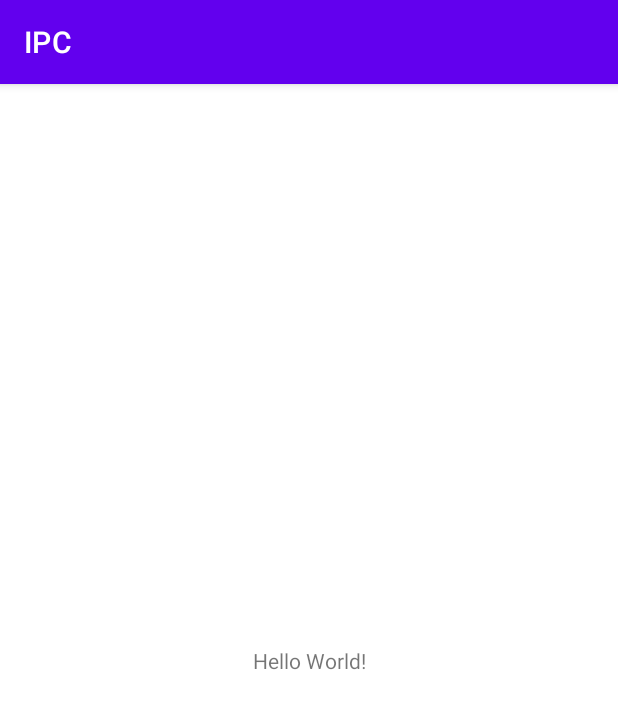
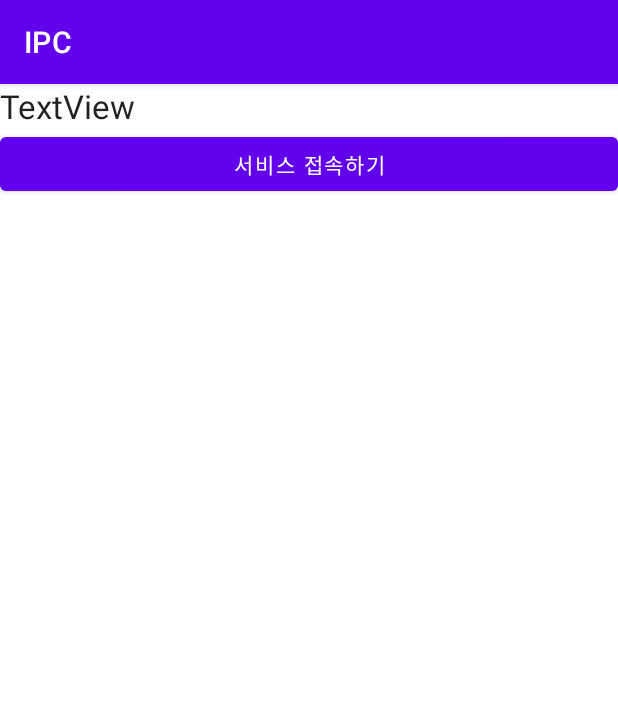
Before and after one commit to NetLSS/android-kotlin-IPC, an Android app: the screen it shows after launch (MainActivity), on a phone screen of 412 x 824 dp. Shown: the top 709 px of the screen. Run offline under Robolectric (Android 15) with nearby library versions, the phone set to English and light mode, and no system bars; 5 statements that could not run were skipped.

Commit message:
서비스 가동 시키기

```diff
--- a/app/src/main/java/com/example/ipc/MainActivity.kt
+++ b/app/src/main/java/com/example/ipc/MainActivity.kt
@@ -1,5 +1,10 @@
 package com.example.ipc
 
+import android.annotation.SuppressLint
+import android.app.ActivityManager
+import android.content.Context
+import android.content.Intent
+import android.os.Build
 import androidx.appcompat.app.AppCompatActivity
 import android.os.Bundle
 
@@ -7,5 +12,35 @@ class MainActivity : AppCompatActivity() {
     override fun onCreate(savedInstanceState: Bundle?) {
         super.onCreate(savedInstanceState)
         setContentView(R.layout.activity_main)
+
+        // 서비스가 가동중이 아니라면 서비스를 가동한다.
+        val chk = isServiceRunning("com.example.ipc.TestService")
+        if (chk == false) {
+            val serviceIntent = Intent(this, TestService::class.java)
+            if (Build.VERSION.SDK_INT >= Build.VERSION_CODES.O) {
+                startForegroundService(serviceIntent)
+            } else {
+                startService(serviceIntent)
+            }
+        }
+    }
+
+    // 가동중이 아닐 떄만 서비스를 가동
+    //
+    //@SuppressLint("ServiceCast")
+    @SuppressLint("ServiceCast")
+    fun isServiceRunning(name: String): Boolean {
+        val manager = getSystemService(Context.ACCESSIBILITY_SERVICE) as ActivityManager
+        // 현재 실행 중인 서비스 들을 가져옴
+        val serviceList = manager.getRunningServices(Int.MAX_VALUE) // getRunningServices 모든 서비스를 다 가져올 수 있음(보안 이슈로 사용중지됨)(그런데 잘 동작함)
+        // (현재 앱에서 동작시킨 서비스 목록만 가져옴)
+
+        for (serviceInfo in serviceList) {
+            // 서비스의 이름이 원하는 이름인가..
+            if (serviceInfo.service.className == name) {
+                return true
+            }
+        }
+        return false
     }
 }
--- a/app/src/main/res/layout/activity_main.xml
+++ b/app/src/main/res/layout/activity_main.xml
@@ -1,18 +1,22 @@
 <?xml version="1.0" encoding="utf-8"?>
-<androidx.constraintlayout.widget.ConstraintLayout xmlns:android="http://schemas.android.com/apk/res/android"
+<LinearLayout xmlns:android="http://schemas.android.com/apk/res/android"
     xmlns:app="http://schemas.android.com/apk/res-auto"
     xmlns:tools="http://schemas.android.com/tools"
     android:layout_width="match_parent"
     android:layout_height="match_parent"
-    tools:context=".MainActivity">
+    android:orientation="vertical"
+    tools:context=".MainActivity" >
 
     <TextView
-        android:layout_width="wrap_content"
+        android:id="@+id/textView"
+        android:layout_width="match_parent"
         android:layout_height="wrap_content"
-        android:text="Hello World!"
-        app:layout_constraintBottom_toBottomOf="parent"
-        app:layout_constraintLeft_toLeftOf="parent"
-        app:layout_constraintRight_toRightOf="parent"
-        app:layout_constraintTop_toTopOf="parent" />
+        android:text="TextView"
+        android:textAppearance="@style/TextAppearance.AppCompat.Large" />
 
-</androidx.constraintlayout.widget.ConstraintLayout>
+    <Button
+        android:id="@+id/button"
+        android:layout_width="match_parent"
+        android:layout_height="wrap_content"
+        android:text="서비스 접속하기" />
+</LinearLayout>
```
Also changed, not shown: app/src/main/AndroidManifest.xml (+7 -0 lines), app/src/main/java/com/example/ipc/TestService.kt (added, +62 -0 lines).
